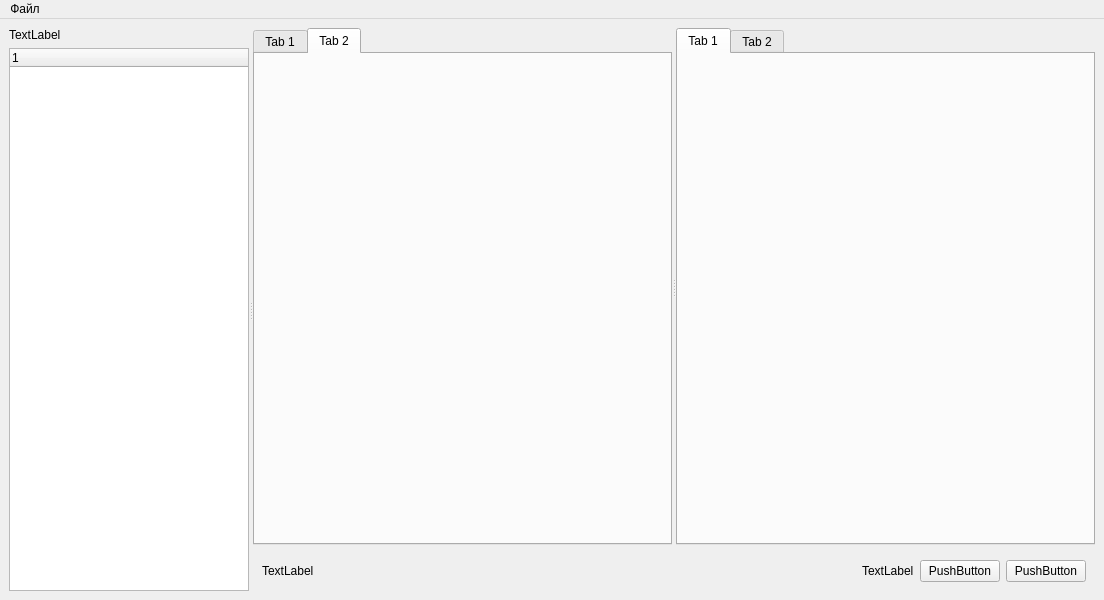
First picture: the form in mainwindow.ui, repository Gosha1122/CodeEditor2MenuBar, before the edit.
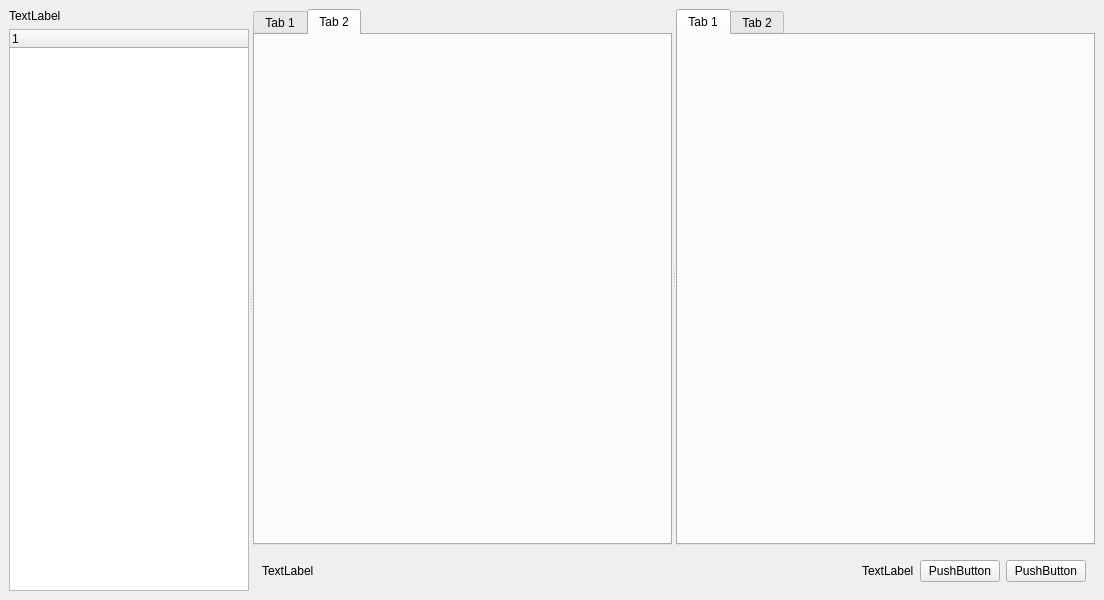
Second picture: the form after the edit.

Diff of the .ui file:
```diff
--- a/mainwindow.ui
+++ b/mainwindow.ui
@@ -144,18 +144,9 @@
      <x>0</x>
      <y>0</y>
      <width>1104</width>
-     <height>22</height>
+     <height>21</height>
     </rect>
    </property>
-   <widget class="QMenu" name="menu">
-    <property name="title">
-     <string>Файл</string>
-    </property>
-    <addaction name="action"/>
-    <addaction name="action_2"/>
-    <addaction name="action_3"/>
-   </widget>
-   <addaction name="menu"/>
   </widget>
   <action name="action">
    <property name="text">
```
